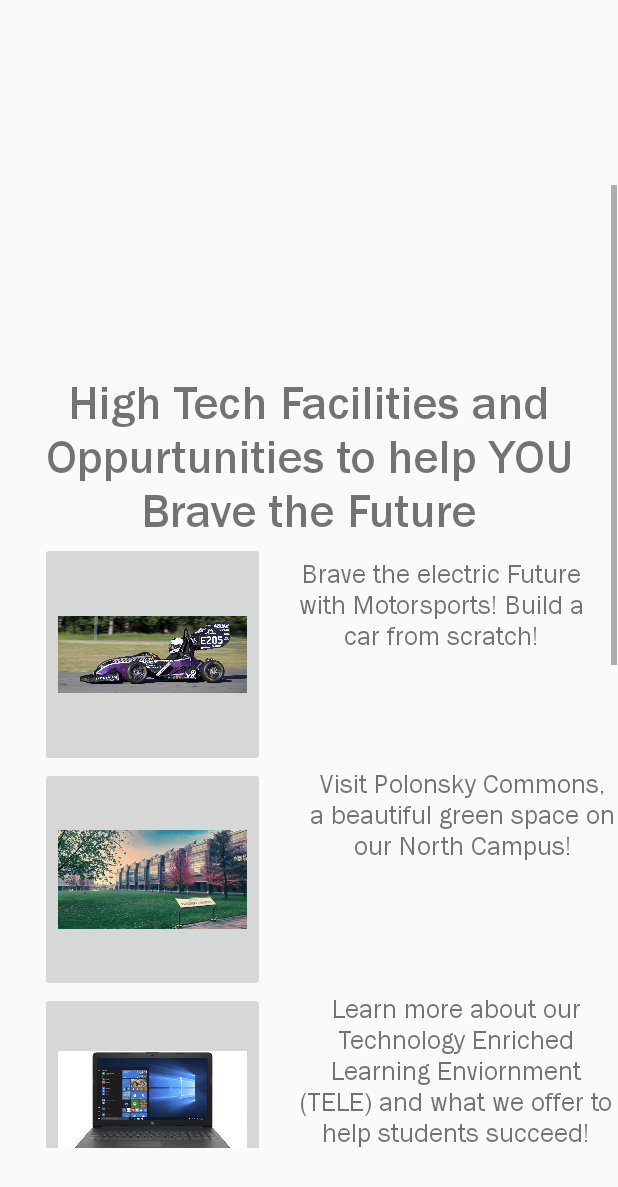
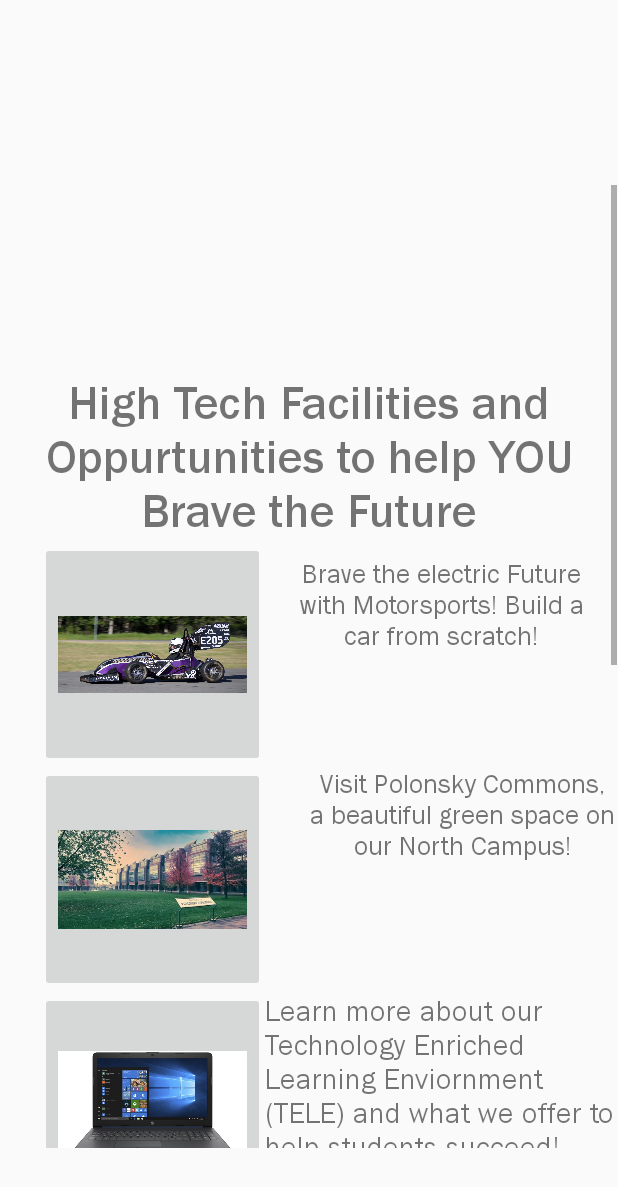
Before and after one commit to bravethefutureteam/BraveTheFuture, an Android app: the layout techfocus.xml on its own in the app's theme, with its tools: preview values and no code run, on a phone screen of 412 x 824 dp. Shown: the top 1187 px of the screen. Run offline under Robolectric (Android 15) with nearby library versions, the phone set to English and light mode, and no system bars.

Commit message:
Fuck techfocus

```diff
--- a/MyApplication/app/src/main/res/layout/techfocus.xml
+++ b/MyApplication/app/src/main/res/layout/techfocus.xml
@@ -113,16 +113,11 @@
                         tools:layout_editor_absoluteY="0dp" />
 
                     <TextView
-                        android:id="@+id/text9"
+                        android:id="@+id/text"
                         android:layout_width="wrap_content"
-                        android:layout_height="wrap_content"
-                        android:layout_marginLeft="20dp"
-                        android:layout_weight="1"
+                        android:layout_height="match_parent"
                         android:fontFamily="@font/franklin_gothic_book_regular"
-                        android:textAlignment="center"
-                        android:textSize="18sp"
-                        tools:layout_editor_absoluteX="100dp"
-                        tools:layout_editor_absoluteY="332dp"
+                        android:textSize="20sp"
                         tools:text="Learn more about our Technology Enriched Learning Enviornment (TELE) and what we offer to help students succeed!" />
 
                 </LinearLayout>
@@ -158,6 +153,7 @@
                         tools:layout_editor_absoluteY="332dp" />
 
                 </LinearLayout>
+
                 <LinearLayout
                     android:layout_width="wrap_content"
                     android:layout_height="match_parent"
@@ -188,6 +184,7 @@
                         tools:layout_editor_absoluteY="332dp" />
 
                 </LinearLayout>
+
                 <LinearLayout
                     android:layout_width="wrap_content"
                     android:layout_height="match_parent"
@@ -218,6 +215,7 @@
                         tools:layout_editor_absoluteY="332dp" />
 
                 </LinearLayout>
+
                 <LinearLayout
                     android:layout_width="wrap_content"
                     android:layout_height="match_parent"
@@ -236,17 +234,16 @@
 
 
                     <TextView
-                        android:id="@+id/text13"
+                        android:id="@+id/text16"
                         android:layout_width="match_parent"
-                        android:layout_height="100dp"
+                        android:layout_height="wrap_content"
                         android:layout_weight="1"
                         android:padding="10dp"
+                        android:text="Brave the Future with leading edge facilities for Nuclear Engineering!"
                         android:textAlignment="center"
                         android:textSize="18sp"
                         tools:layout_editor_absoluteX="100dp"
-                        tools:layout_editor_absoluteY="332dp"
-                        tools:text="Brave the Future with our revolutionary ACE building!" />
-
+                        tools:layout_editor_absoluteY="332dp" />
                 </LinearLayout>
 
             </LinearLayout>
```
